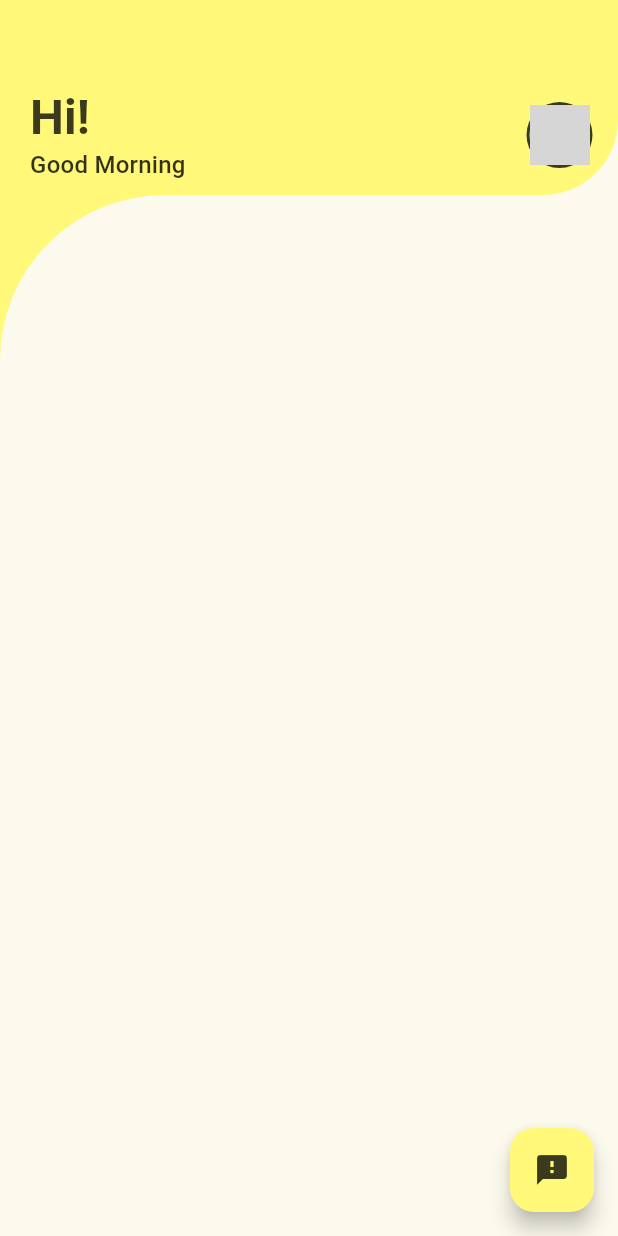
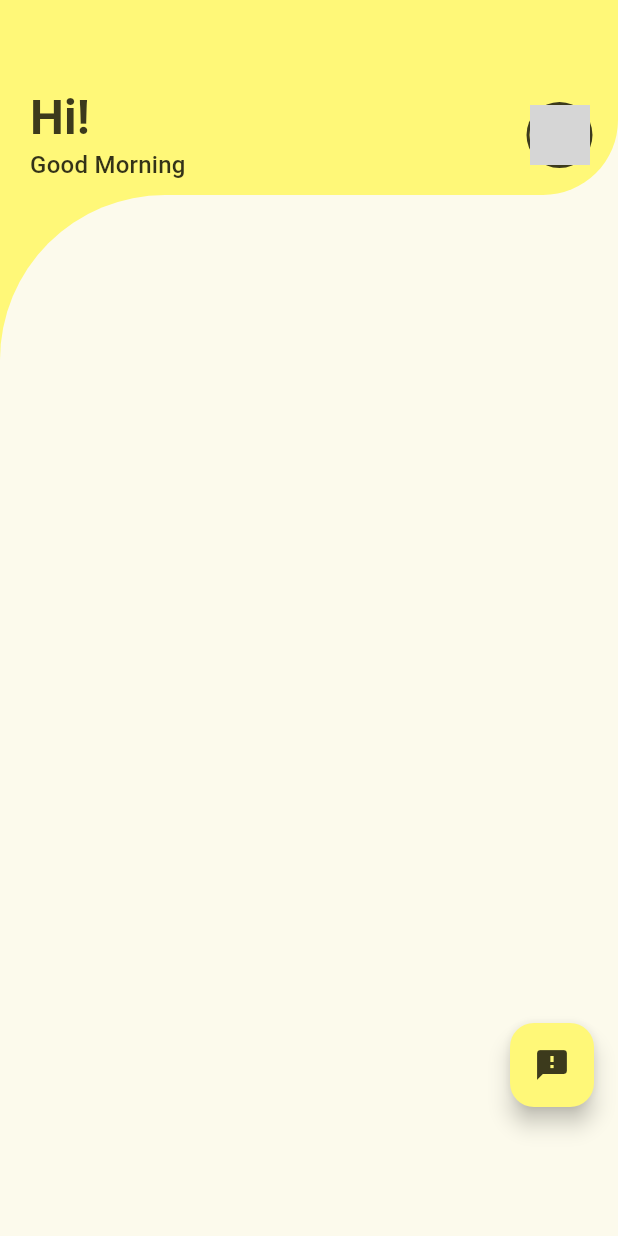
Before and after one commit to G-Paul/mothers_tiffin, a Flutter app: the HomeScreen screen opened by its route, on a phone screen of 412 x 824 dp. Run offline on Flutter 3.47's test engine with Material 2 defaults, Android fonts, the phone set to English and light mode, and no system bars; our stand-ins replace cached_network_image, cloud_firestore, firebase_auth, firebase_core, firebase_storage, font_awesome_flutter and 3 more; missing offline and left inert: upi_india; accounts and stored records are empty; network calls fail; grey boxes are pictures that could not be loaded.

```diff
--- a/lib/screens/home.dart
+++ b/lib/screens/home.dart
@@ -137,12 +137,21 @@ class _HomeScreenState extends State<HomeScreen> {
           ),
         ],
       ),
-      floatingActionButton: FloatingActionButton(
-        onPressed: () {
-          Navigator.pushNamed(context, '/feedback', arguments: userData);
-        },
-        child: const Icon(Icons.feedback),
+      floatingActionButton: Column(
+        mainAxisAlignment: MainAxisAlignment.end,
+        children: [
+          FloatingActionButton(
+            onPressed: () {
+              Navigator.pushNamed(context, '/feedback', arguments: userData);
+            },
+            child: const Icon(Icons.feedback),
+          ),
+          SizedBox(
+            height: 70,
+          ),
+        ],
       ),
+      floatingActionButtonLocation: FloatingActionButtonLocation.endFloat,
       bottomSheet: (cartProvider.selectedItems.isEmpty)
           ? const SizedBox(
               height: 0,
@@ -151,7 +160,12 @@ class _HomeScreenState extends State<HomeScreen> {
           : Container(
               height: 70,
               width: MediaQuery.of(context).size.width,
-              color: Theme.of(context).colorScheme.primary,
+              decoration: BoxDecoration(
+                  color: Theme.of(context).colorScheme.secondary,
+                  borderRadius: BorderRadius.only(
+                    topLeft: Radius.circular(20),
+                    topRight: Radius.circular(20),
+                  )),
               child: Row(
                 mainAxisAlignment: MainAxisAlignment.spaceBetween,
                 children: [
@@ -169,6 +183,10 @@ class _HomeScreenState extends State<HomeScreen> {
                   Padding(
                     padding: const EdgeInsets.symmetric(horizontal: 20),
                     child: ElevatedButton(
+                      style: ButtonStyle(
+                        foregroundColor: MaterialStateProperty.all<Color>(
+                            Theme.of(context).colorScheme.secondary),
+                      ),
                       onPressed: () {
                         Navigator.pushNamed(context, '/checkout',
                             arguments: cartProvider.selectedItems);
```
